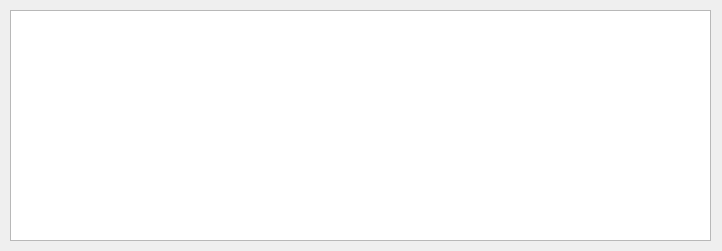
Before: the Qt Designer form main.ui in EKProgrammer/-, drawn with Qt 5.
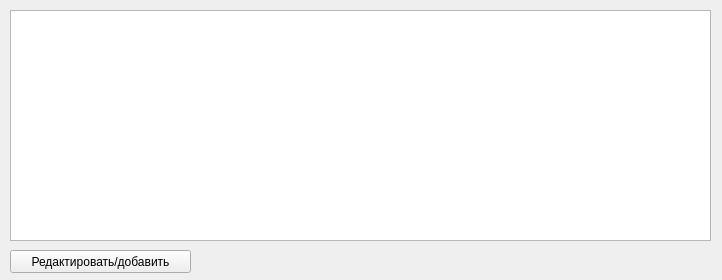
After: the same form once the commit is applied.

Commit message: Add database and second form

Diff of the .ui file:
```diff
--- a/main.ui
+++ b/main.ui
@@ -7,7 +7,7 @@
     <x>0</x>
     <y>0</y>
     <width>722</width>
-    <height>251</height>
+    <height>280</height>
    </rect>
   </property>
   <property name="windowTitle">
@@ -24,6 +24,19 @@
      </rect>
     </property>
    </widget>
+   <widget class="QPushButton" name="pushButton">
+    <property name="geometry">
+     <rect>
+      <x>10</x>
+      <y>250</y>
+      <width>181</width>
+      <height>23</height>
+     </rect>
+    </property>
+    <property name="text">
+     <string>Редактировать/добавить</string>
+    </property>
+   </widget>
   </widget>
  </widget>
  <resources/>
```
The commit also changes 3 other files.
